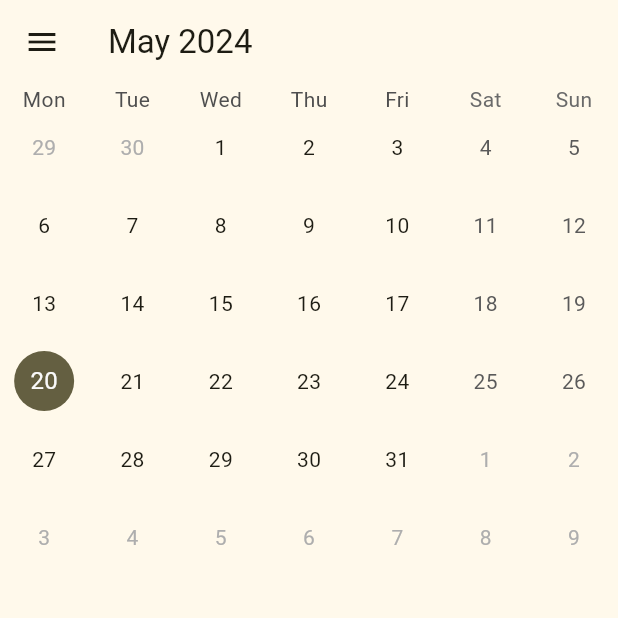
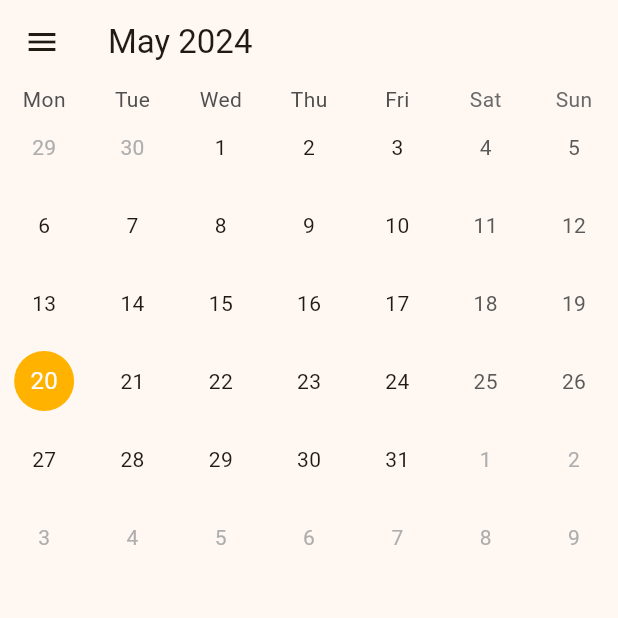
Before and after one commit to nikita-t1/kalendae, a Flutter app: the screen it shows after launch, on a phone screen of 412 x 824 dp, the top half of it. Run offline on Flutter 3.47's test engine with Material 3 defaults, Android fonts, the phone set to English and light mode, and no system bars; drawn by our look-alikes of table_calendar; our stand-ins replace flutter_riverpod, package_info_plus.

Commit message:
feat: add dark mode support in MaterialApp
This commit introduces dark mode functionality to the application. The MaterialApp now watches the settingsProvider and applies a dark or light theme based on the user's preference. It also modifies the colors used in the color scheme for better compatibility with dark mode.

```diff
--- a/lib/main.dart
+++ b/lib/main.dart
@@ -1,10 +1,15 @@
 import 'package:flutter/material.dart';
 import 'package:flutter_riverpod/flutter_riverpod.dart';
 import 'package:intl/intl.dart';
+import 'package:kalendae/pages/calendars_selection_page.dart';
 import 'package:kalendae/pages/home_page.dart';
+import 'package:kalendae/pages/settings_page.dart';
+import 'package:kalendae/providers/settings_provider.dart';
 import 'package:kalendae/providers/visible_calendar_month_provider.dart';
 
 void main() {
+  WidgetsFlutterBinding.ensureInitialized();
+
   runApp(
     const ProviderScope(
       child: KalendaeApp(),
@@ -18,11 +23,28 @@ class KalendaeApp extends ConsumerWidget {
   // This widget is the root of your application.
   @override
   Widget build(BuildContext context, WidgetRef ref) {
+    final settings = ref.watch(settingsProvider);
+
     return MaterialApp(
       title: 'Kalendae',
       debugShowCheckedModeBanner: true,
+      // darkTheme: settings.darkMode ? ThemeData.dark() : ThemeData.light(),
+      themeMode: settings.darkMode ? ThemeMode.dark : ThemeMode.light,
+      darkTheme: ThemeData(
+        colorScheme: ColorScheme.fromSeed(
+            seedColor: Colors.amber,
+            secondary: Colors.amber.shade600,
+            error: Colors.redAccent,
+            primary: Colors.amber,
+            brightness: Brightness.dark),
+        useMaterial3: true,
+      ),
       theme: ThemeData(
-        colorScheme: ColorScheme.fromSeed(seedColor: Colors.yellow),
+        colorScheme: ColorScheme.fromSeed(
+            seedColor: Colors.amber,
+            secondary: Colors.amber.shade600,
+            error: Colors.redAccent,
+            primary: Colors.amber),
         useMaterial3: true,
       ),
       // home: MyHomePage(title: 'Flutter Demo Home Page'),
@@ -36,7 +58,6 @@ class DefaultLayout extends ConsumerWidget {
 
   @override
   Widget build(BuildContext context, WidgetRef ref) {
-
     var calMonth = ref.watch(visibleCalendarMonthProvider);
 
     return Scaffold(
```
